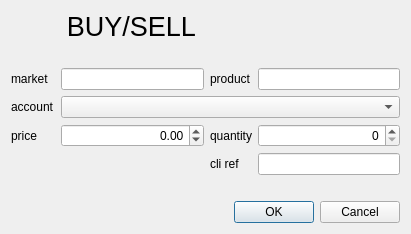
Old version of the form src/qt_components/src/qeditorder.ui in the repository jleahred/maiquel-toolkit-cpp.
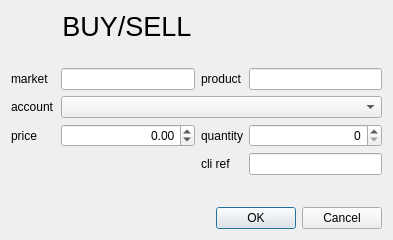
New version of the form. Icons and pictures are not drawn. Custom widgets are drawn as their Qt base class.

Diff of the .ui file:
```diff
--- a/src/qt_components/src/qeditorder.ui
+++ b/src/qt_components/src/qeditorder.ui
@@ -6,8 +6,8 @@
    <rect>
     <x>0</x>
     <y>0</y>
-    <width>411</width>
-    <height>215</height>
+    <width>393</width>
+    <height>240</height>
    </rect>
   </property>
   <property name="windowTitle">
@@ -195,7 +195,17 @@
     </widget>
    </item>
    <item row="6" column="0" colspan="4">
-    <widget class="QLabel" name="message"/>
+    <widget class="QLabel" name="message">
+     <property name="sizePolicy">
+      <sizepolicy hsizetype="Preferred" vsizetype="Expanding">
+       <horstretch>0</horstretch>
+       <verstretch>0</verstretch>
+      </sizepolicy>
+     </property>
+     <property name="wordWrap">
+      <bool>true</bool>
+     </property>
+    </widget>
    </item>
    <item row="1" column="1">
     <widget class="QLabel" name="label_3">
```
